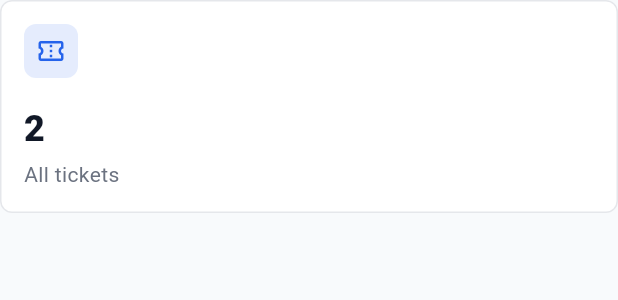
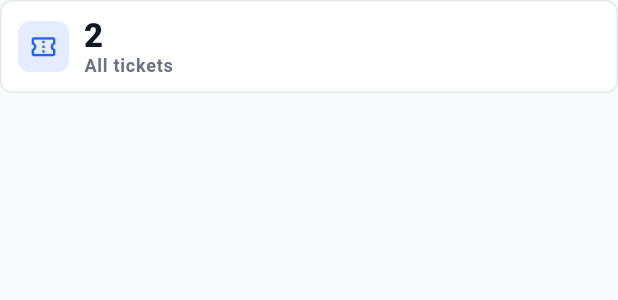
Before and after one commit to mr7aali/offspring_tracker, a Flutter app: the MetricCard widget shown alone on an empty page, opened directly, on a phone screen of 412 x 824 dp. Shown: the top 300 px of the screen. Run offline on Flutter 3.47's test engine with Material 3 defaults, Android fonts, the phone set to English and light mode, and no system bars; accounts and stored records are empty.

Commit message:
enhace the user exprience updated the stats cards

```diff
--- a/lib/features/offspring/presentation/widgets/dashboard/dashboard_common_widgets.dart
+++ b/lib/features/offspring/presentation/widgets/dashboard/dashboard_common_widgets.dart
@@ -9,17 +9,17 @@ class _MetricGrid extends StatelessWidget {
   Widget build(BuildContext context) {
     return LayoutBuilder(
       builder: (context, constraints) {
-        final columns = constraints.maxWidth >= 1000
+        final columns = constraints.maxWidth >= 960
             ? 4
-            : constraints.maxWidth >= 620
+            : constraints.maxWidth >= 320
             ? 2
             : 1;
+        const spacing = 10.0;
         final width =
-            (constraints.maxWidth - ((columns - 1) * AppSizes.cardGap)) /
-            columns;
+            (constraints.maxWidth - ((columns - 1) * spacing)) / columns;
         return Wrap(
-          spacing: AppSizes.cardGap,
-          runSpacing: AppSizes.cardGap,
+          spacing: spacing,
+          runSpacing: spacing,
           children: [
             for (final child in children) SizedBox(width: width, child: child),
           ],
--- a/lib/shared/widgets/metric_card.dart
+++ b/lib/shared/widgets/metric_card.dart
@@ -23,52 +23,61 @@ class MetricCard extends StatelessWidget {
   Widget build(BuildContext context) {
     return Card(
       child: Padding(
-        padding: const EdgeInsets.all(16),
+        padding: const EdgeInsets.all(12),
+        child: Row(
+          crossAxisAlignment: CrossAxisAlignment.center,
+          children: [
+            Container(
+              width: 34,
+              height: 34,
+              decoration: BoxDecoration(
+                color: color.withValues(alpha: 0.12),
+                borderRadius: BorderRadius.circular(AppSizes.radius),
+              ),
+              child: Icon(icon, color: color, size: 19),
+            ),
+            const SizedBox(width: 10),
+            Expanded(
               child: Column(
                 crossAxisAlignment: CrossAxisAlignment.start,
                 mainAxisSize: MainAxisSize.min,
                 children: [
-            Row(
-              children: [
-                Container(
-                  width: 36,
-                  height: 36,
-                  decoration: BoxDecoration(
-                    color: color.withValues(alpha: 0.12),
-                    borderRadius: BorderRadius.circular(AppSizes.radius),
+                  Text(
+                    value,
+                    maxLines: 1,
+                    overflow: TextOverflow.ellipsis,
+                    style: Theme.of(context).textTheme.titleLarge?.copyWith(
+                      fontWeight: FontWeight.w900,
+                      color: AppColors.ink,
+                      height: 1.05,
                     ),
-                  child: Icon(icon, color: color, size: 20),
                   ),
-                const Spacer(),
-                if (caption != null)
-                  Flexible(
-                    child: Text(
+                  const SizedBox(height: 2),
+                  Text(
+                    label,
+                    maxLines: 1,
+                    overflow: TextOverflow.ellipsis,
+                    style: Theme.of(context).textTheme.labelMedium?.copyWith(
+                      color: AppColors.muted,
+                      fontWeight: FontWeight.w700,
+                      height: 1.1,
+                    ),
+                  ),
+                  if (caption != null) ...[
+                    const SizedBox(height: 2),
+                    Text(
                       caption!,
-                      textAlign: TextAlign.end,
+                      maxLines: 1,
                       overflow: TextOverflow.ellipsis,
-                      style: Theme.of(
-                        context,
-                      ).textTheme.labelMedium?.copyWith(color: AppColors.muted),
+                      style: Theme.of(context).textTheme.labelSmall?.copyWith(
+                        color: color,
+                        fontWeight: FontWeight.w800,
+                        height: 1.1,
                       ),
                     ),
                   ],
+                ],
               ),
-            const SizedBox(height: 18),
-            Text(
-              value,
-              overflow: TextOverflow.ellipsis,
-              style: Theme.of(context).textTheme.headlineSmall?.copyWith(
-                fontWeight: FontWeight.w800,
-                color: AppColors.ink,
-              ),
-            ),
-            const SizedBox(height: 4),
-            Text(
-              label,
-              overflow: TextOverflow.ellipsis,
-              style: Theme.of(
-                context,
-              ).textTheme.bodyMedium?.copyWith(color: AppColors.muted),
             ),
           ],
         ),
```
Lines whose indentation alone changed are shown as unchanged.
